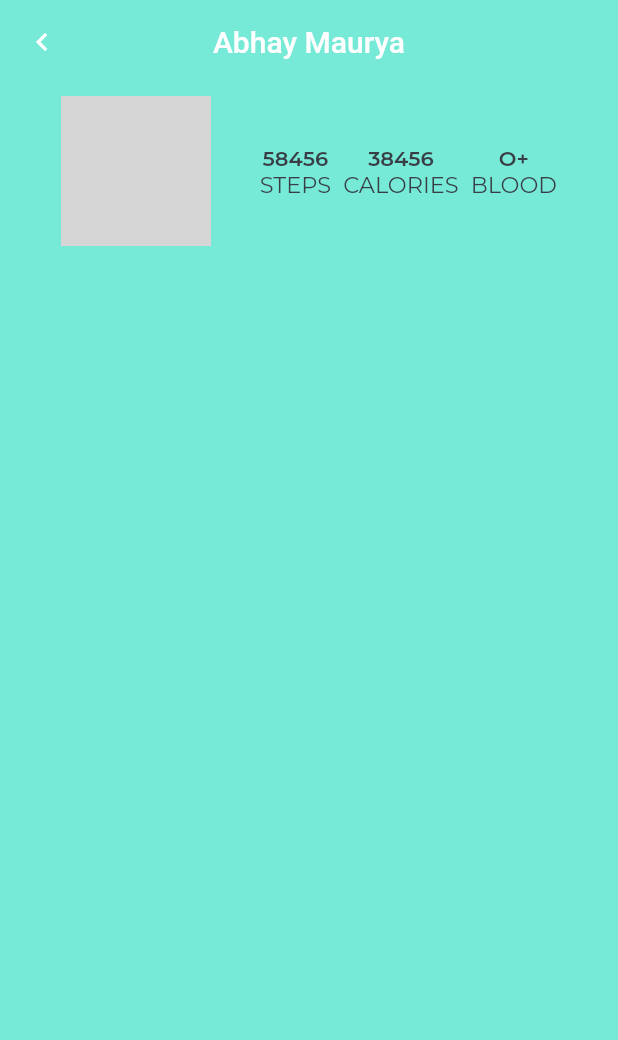
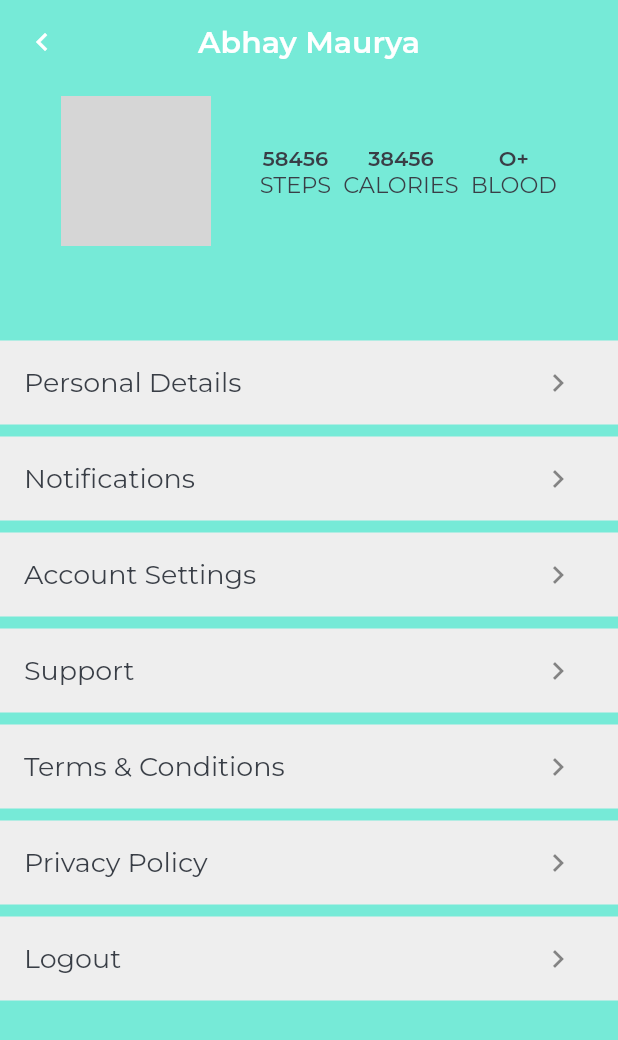
Before and after one commit to Hash-Studios/healthapp, a Flutter app: the Profile screen opened directly, on a phone screen of 412 x 824 dp. Shown: the top 1040 px of the screen. Run offline on Flutter 3.47's test engine with Material 2 defaults, Android fonts, the phone set to English and light mode, and no system bars; our stand-ins replace google_fonts, hive; missing offline and left inert: flutter_dialogflow; accounts and stored records are empty; network calls fail; project files that could hold a hidden picture were left out; grey boxes are pictures that could not be loaded.

Commit message:
profile done

```diff
--- a/lib/profile.dart
+++ b/lib/profile.dart
@@ -10,7 +10,11 @@ class Profile extends StatelessWidget {
         elevation: 0,
         backgroundColor: Color(0xFF76EAD7),
         centerTitle: true,
-        title: Text(main.prefs.get("username")),
+        title: Text(
+          main.prefs.get("username"),
+          style: GoogleFonts.montserrat(
+              color: Colors.white, fontWeight: FontWeight.w600),
+        ),
         leading: IconButton(
           icon: Icon(Icons.chevron_left),
           onPressed: () {
@@ -21,7 +25,83 @@ class Profile extends StatelessWidget {
       backgroundColor: Color(0xFF76EAD7),
       body: Column(
         children: <Widget>[
-          Row(
+          TopSection(),
+          Spacer(flex: 1),
+          ListButton(
+            text: "Personal Details",
+            onTap: () {},
+          ),
+          ListButton(
+            text: "Notifications",
+            onTap: () {},
+          ),
+          ListButton(
+            text: "Account Settings",
+            onTap: () {},
+          ),
+          ListButton(
+            text: "Support",
+            onTap: () {},
+          ),
+          ListButton(
+            text: "Terms & Conditions",
+            onTap: () {},
+          ),
+          ListButton(
+            text: "Privacy Policy",
+            onTap: () {},
+          ),
+          ListButton(
+            text: "Logout",
+            onTap: () {},
+          ),
+          Spacer(flex: 3)
+        ],
+      ),
+    );
+  }
+}
+
+class ListButton extends StatelessWidget {
+  final String text;
+  final Function onTap;
+  const ListButton({
+    Key key,
+    this.text,
+    this.onTap,
+  }) : super(key: key);
+
+  @override
+  Widget build(BuildContext context) {
+    return Padding(
+      padding: const EdgeInsets.symmetric(vertical: 4.0),
+      child: Container(
+        color: Color(0xFFEEEEEE),
+        child: ListTile(
+          onTap: onTap,
+          trailing:
+              IconButton(icon: Icon(Icons.chevron_right), onPressed: onTap),
+          title: Text(
+            text,
+            style: GoogleFonts.montserrat(
+              color: Color(0xFF393E46),
+              fontSize: 18,
+            ),
+          ),
+        ),
+      ),
+    );
+  }
+}
+
+class TopSection extends StatelessWidget {
+  const TopSection({
+    Key key,
+  }) : super(key: key);
+
+  @override
+  Widget build(BuildContext context) {
+    return Row(
       mainAxisAlignment: MainAxisAlignment.center,
       children: <Widget>[
         Spacer(
@@ -105,9 +185,6 @@ class Profile extends StatelessWidget {
           flex: 2,
         ),
       ],
-          ),
-        ],
-      ),
     );
   }
 }
```
Lines whose indentation alone changed are shown as unchanged.
